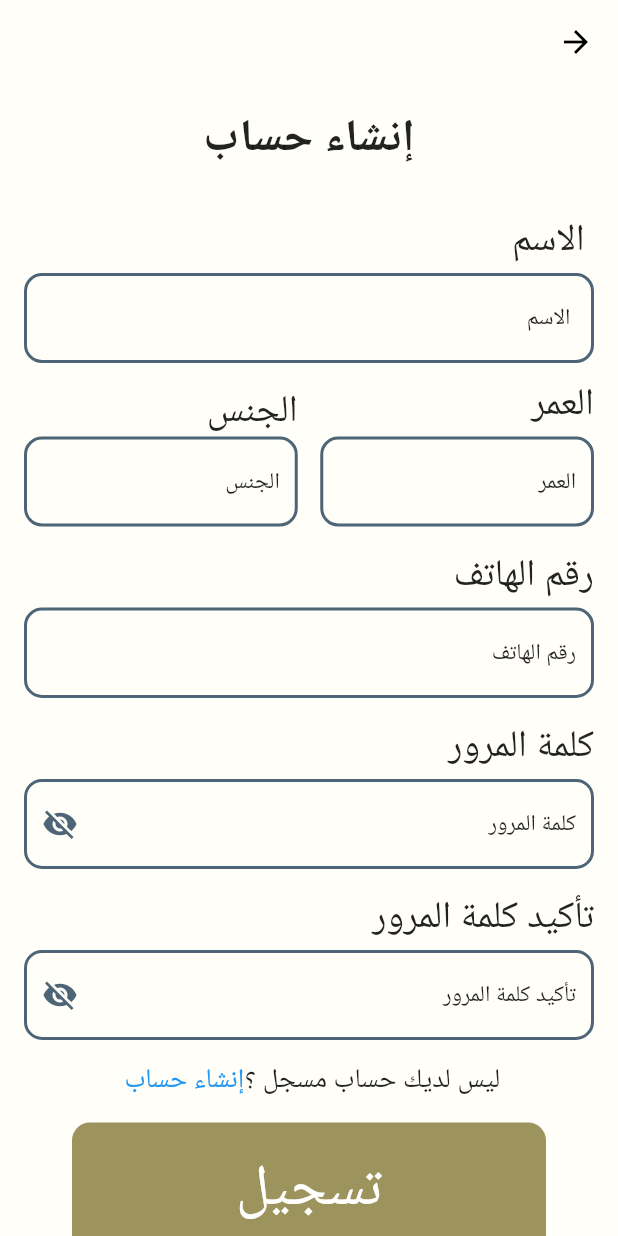
After one commit to osama-ahmed-alsharabi/namaa, a Flutter app: the screen it shows after launch, after a tap on "إنشاء حساب", on a phone screen of 412 x 824 dp. The commit adds this screen. Run offline on Flutter 3.47's test engine with Material 3 defaults, Android fonts, the phone set to English and light mode, and no system bars.

Commit message:
done with ui of singup view

```diff
--- a/lib/cores/widgets/login_form_widget.dart
+++ b/lib/cores/widgets/login_form_widget.dart
@@ -2,6 +2,7 @@ import 'package:flutter/material.dart';
 import 'package:namaa/cores/utils/app_colors.dart';
 import 'package:namaa/cores/widgets/custom_button_widget.dart';
 import 'package:namaa/cores/widgets/text_field_form_widget.dart';
+import 'package:namaa/features/auth/singup/views/sighup_view.dart';
 import 'package:namaa/generated/l10n.dart';
 
 class LoginFormWidget extends StatefulWidget {
@@ -79,9 +80,14 @@ class _LoginFormWidgetState extends State<LoginFormWidget> {
                 S.of(context).you_dont_have_an_account,
                 style: TextStyle(fontSize: 18, fontWeight: FontWeight.w400),
               ),
-              Text(
-                S.of(context).create_an_account,
-                style: TextStyle(fontSize: 18, fontWeight: FontWeight.w400 , color: Colors.blue),
+              GestureDetector(
+                onTap: () {
+                  Navigator.push(context, MaterialPageRoute(builder: (context)=>SingupView()));
+                },
+                child: Text(
+                  S.of(context).create_an_account,
+                  style: TextStyle(fontSize: 18, fontWeight: FontWeight.w400 , color: Colors.blue),
+                ),
               ),
             ],
           ),
--- /dev/null
+++ b/lib/features/auth/singup/views/sighup_view.dart
@@ -0,0 +1,21 @@
+import 'package:flutter/material.dart';
+import 'package:namaa/features/auth/singup/views/widgets/singup_form_widget.dart';
+
+class SingupView extends StatelessWidget {
+  const SingupView({super.key});
+
+  @override
+  Widget build(BuildContext context) {
+    return Scaffold(
+      appBar: AppBar(elevation: 0),
+      body: SafeArea(
+        child: SingleChildScrollView(
+          child: Padding(
+            padding: const EdgeInsets.all(16.0),
+            child: SingupFormWidget(),
+          ),
+        ),
+      ),
+    );
+  }
+}
--- /dev/null
+++ b/lib/features/auth/singup/views/widgets/singup_form_widget.dart
@@ -0,0 +1,176 @@
+
+import 'package:flutter/material.dart';
+import 'package:namaa/cores/utils/app_colors.dart';
+import 'package:namaa/cores/widgets/custom_button_widget.dart';
+import 'package:namaa/cores/widgets/text_field_form_widget.dart';
+import 'package:namaa/generated/l10n.dart';
+
+class SingupFormWidget extends StatefulWidget {
+  const SingupFormWidget({
+    super.key,
+  });
+
+  @override
+  State<SingupFormWidget> createState() => _SingupFormWidgetState();
+}
+
+class _SingupFormWidgetState extends State<SingupFormWidget> {
+    bool visibility = true;
+  bool confirmVisibility = true;
+  @override
+  Widget build(BuildContext context) {
+    return Form(
+      child: Column(
+        crossAxisAlignment: CrossAxisAlignment.stretch,
+        children: [
+          Text(
+            textAlign: TextAlign.center,
+            S.of(context).create_an_account,
+            style: TextStyle(fontSize: 30, fontWeight: FontWeight.w700),
+          ),
+          SizedBox(height: 30),
+
+          Text(
+            S.of(context).name,
+            style: TextStyle(fontSize: 25, fontWeight: FontWeight.w400),
+          ),
+          SizedBox(height: 5),
+
+          TextFieldFormWidget(hint: S.of(context).name),
+          SizedBox(height: 10),
+          Row(
+            children: [
+              Expanded(
+                child: Column(
+                  crossAxisAlignment: CrossAxisAlignment.start,
+                  children: [
+                    Text(
+                      S.of(context).age,
+                      style: TextStyle(
+                        fontSize: 25,
+                        fontWeight: FontWeight.w400,
+                      ),
+                    ),
+                    SizedBox(height: 5),
+
+                    TextFieldFormWidget(
+                      hint: S.of(context).age,
+                      keyboardType: TextInputType.number,
+                    ),
+                  ],
+                ),
+              ),
+              SizedBox(width: 15),
+              Expanded(
+                child: Column(
+                  crossAxisAlignment: CrossAxisAlignment.start,
+                  children: [
+                    SizedBox(height: 5),
+
+                    Text(
+                      S.of(context).gender,
+                      style: TextStyle(
+                        fontSize: 25,
+                        fontWeight: FontWeight.w400,
+                      ),
+                    ),
+                    TextFieldFormWidget(hint: S.of(context).gender),
+                  ],
+                ),
+              ),
+            ],
+          ),
+          SizedBox(height: 15),
+          Text(
+            S.of(context).phone_number,
+            style: TextStyle(fontSize: 25, fontWeight: FontWeight.w400),
+          ),
+          SizedBox(height: 5),
+          TextFieldFormWidget(
+            suffixText: "+966",
+            keyboardType: TextInputType.number,
+            hint: S.of(context).phone_number,
+          ),
+          SizedBox(height: 15),
+
+          Text(
+            S.of(context).password,
+            style: TextStyle(fontSize: 25, fontWeight: FontWeight.w400),
+          ),
+          SizedBox(height: 5),
+          TextFieldFormWidget(
+            obscureText: visibility,
+            suffix: GestureDetector(
+              onTap: () {
+                visibility = !visibility;
+                setState(() {});
+              },
+              child: visibility
+                  ? Icon(
+                      Icons.visibility_off,
+                      color: AppColors.primaryColor,
+                    )
+                  : Icon(Icons.visibility, color: AppColors.primaryColor),
+            ),
+            hint: S.of(context).password,
+          ),
+          SizedBox(height: 15),
+
+          Text(
+            S.of(context).confirm_password,
+            style: TextStyle(fontSize: 25, fontWeight: FontWeight.w400),
+          ),
+          SizedBox(height: 5),
+          TextFieldFormWidget(
+            obscureText: confirmVisibility,
+            suffix: GestureDetector(
+              onTap: () {
+                confirmVisibility = !confirmVisibility;
+                setState(() {});
+              },
+              child: confirmVisibility
+                  ? Icon(
+                      Icons.visibility_off,
+                      color: AppColors.primaryColor,
+                    )
+                  : Icon(Icons.visibility, color: AppColors.primaryColor),
+            ),
+            hint: S.of(context).confirm_password,
+          ),
+          SizedBox(height: 15),
+          Row(
+            mainAxisAlignment: MainAxisAlignment.center,
+            children: [
+              Text(
+                S.of(context).you_dont_have_an_account,
+                style: TextStyle(
+                  fontSize: 18,
+                  fontWeight: FontWeight.w400,
+                ),
+              ),
+              GestureDetector(
+                onTap: () {
+                  Navigator.pop(context);
+                },
+                child: Text(
+                  S.of(context).create_an_account,
+                  style: TextStyle(
+                    fontSize: 18,
+                    fontWeight: FontWeight.w400,
+                    color: Colors.blue,
+                  ),
+                ),
+              ),
+            ],
+          ),
+          SizedBox(height: 15),
+          Padding(
+            padding: const EdgeInsets.symmetric(horizontal: 32.0),
+            child: CustomButtonWidget(text: S.of(context).register),
+          ),
+          SizedBox(height: 48),
+        ],
+      ),
+    );
+  }
+}
--- a/lib/features/splash/view/splash_view.dart
+++ b/lib/features/splash/view/splash_view.dart
@@ -1,5 +1,4 @@
 import 'package:flutter/material.dart';
-import 'package:flutter_svg/svg.dart';
 import 'package:namaa/cores/assets.dart';
 import 'package:namaa/features/auth/login/views/login_view.dart';
 
--- a/lib/l10n/intl_ar.arb
+++ b/lib/l10n/intl_ar.arb
@@ -13,5 +13,8 @@
     "new_password":"كلمة المرور الجديدة",
     "new_password_confirmation":"تأكيد كلمة المرور الجديدة",
     "you_dont_have_an_account":"ليس لديك حساب مسجل ؟",
-    "create_an_account":"انشاء حساب"
+    "create_an_account":"إنشاء حساب ",
+    "name":" الاسم",
+    "age":"العمر",
+    "gender":"الجنس"
 }
--- a/lib/l10n/intl_en.arb
+++ b/lib/l10n/intl_en.arb
@@ -13,5 +13,8 @@
     "new_password":"كلمة المرور الجديدة",
     "new_password_confirmation":"تأكيد كلمة المرور الجديدة",
     "you_dont_have_an_account":"ليس لديك حساب مسجل ؟",
-    "create_an_account":"انشاء حساب"
+    "create_an_account":"إنشاء حساب ",
+    "name":" الاسم",
+    "age":"العمر",
+    "gender":"الجنس"
 }
--- a/lib/main.dart
+++ b/lib/main.dart
@@ -22,6 +22,9 @@ class Namaa extends StatelessWidget {
         scaffoldBackgroundColor: Color(0xffFFFEF9),
         appBarTheme: AppBarTheme(
           backgroundColor:  Color(0xffFFFEF9),
+          iconTheme: IconThemeData(
+            color: Colors.black
+          )
         )
       ),
       debugShowCheckedModeBanner: false,
```
Also changed, not shown: lib/generated/intl/messages_ar.dart, lib/generated/intl/messages_en.dart, lib/generated/l10n.dart.
